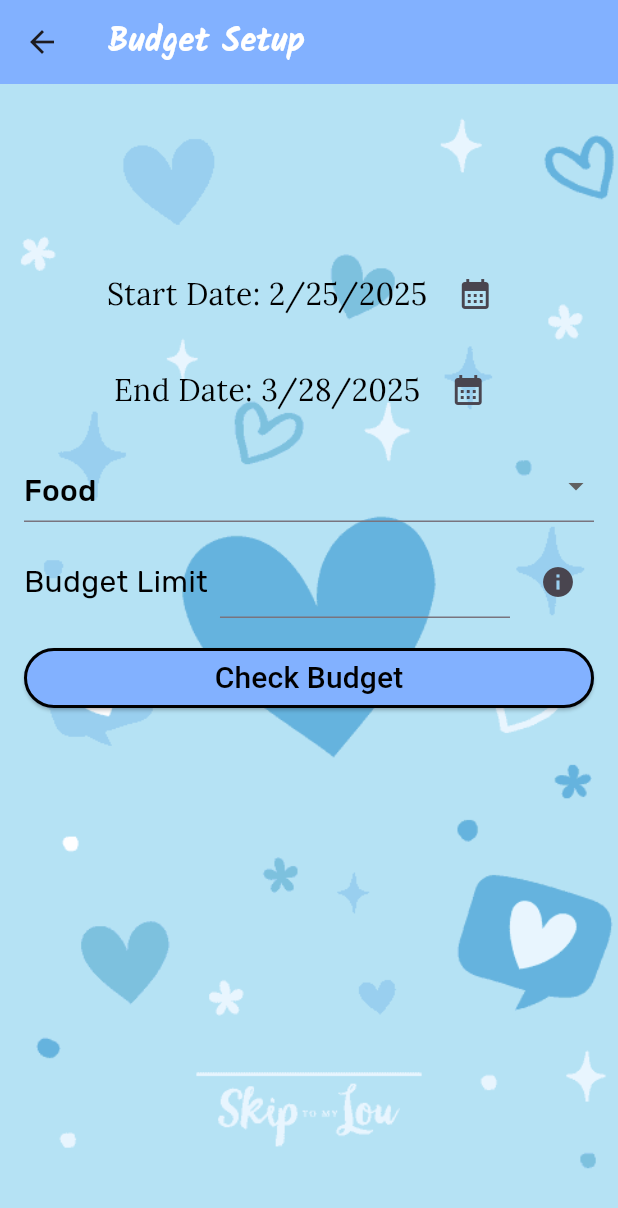
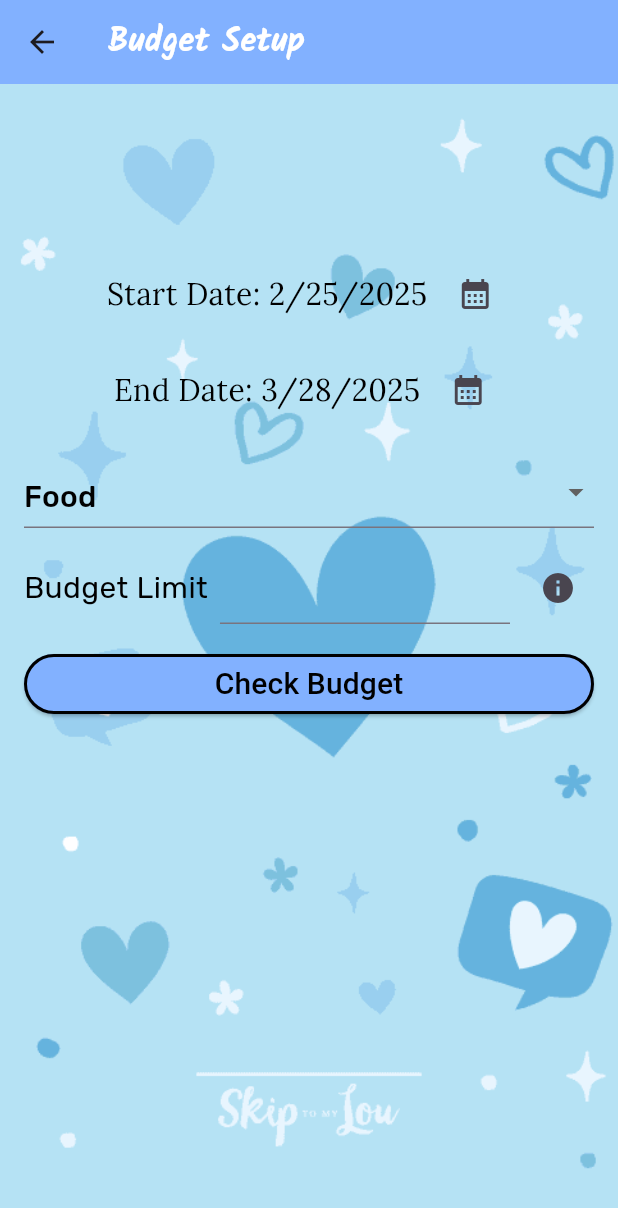
Before and after one commit to SophieNguyen113/Personal-Finance-Manager, a Flutter app: the screen it shows after launch, item 2 of the bottom bar chosen, on a phone screen of 412 x 824 dp. Shown: the top 1208 px of the screen. Run offline on Flutter 3.47's test engine with Material 3 defaults, Android fonts, the phone set to English and light mode, and no system bars; our stand-ins replace community_charts_flutter, google_fonts, sqflite; accounts and stored records are empty.

Commit message:
Fixed logic

```diff
--- a/lib/screens/budget_setup_screen.dart
+++ b/lib/screens/budget_setup_screen.dart
@@ -77,7 +77,7 @@ class BudgetSetupScreenState extends State<BudgetSetupScreen> {
                     ),
                   ],
                 ),
-                SizedBox(height: 16.0),
+                SizedBox(height: 20.0),
                 DropdownButtonFormField(
                   value: _controller.selectedCategory,
                   hint: Text('Category'),
--- a/lib/utils/dialog_widgets.dart
+++ b/lib/utils/dialog_widgets.dart
@@ -8,7 +8,7 @@ class DialogWidgets {
         context: context,
         builder: (BuildContext context) {
           return AlertDialog(
-            backgroundColor: Colors.pinkAccent.shade100,
+            backgroundColor: Colors.blueAccent.shade100,
             shape: RoundedRectangleBorder(
               borderRadius: BorderRadius.circular(30.0),
               side: BorderSide(
```
Also changed, not shown: 1 other file.
